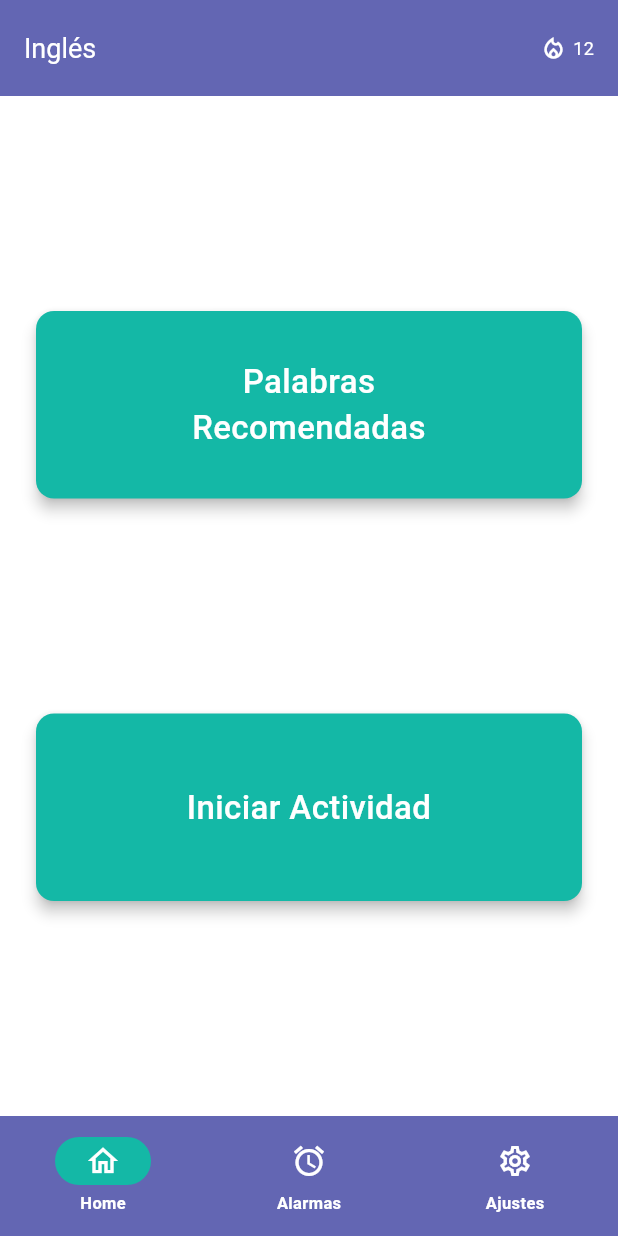
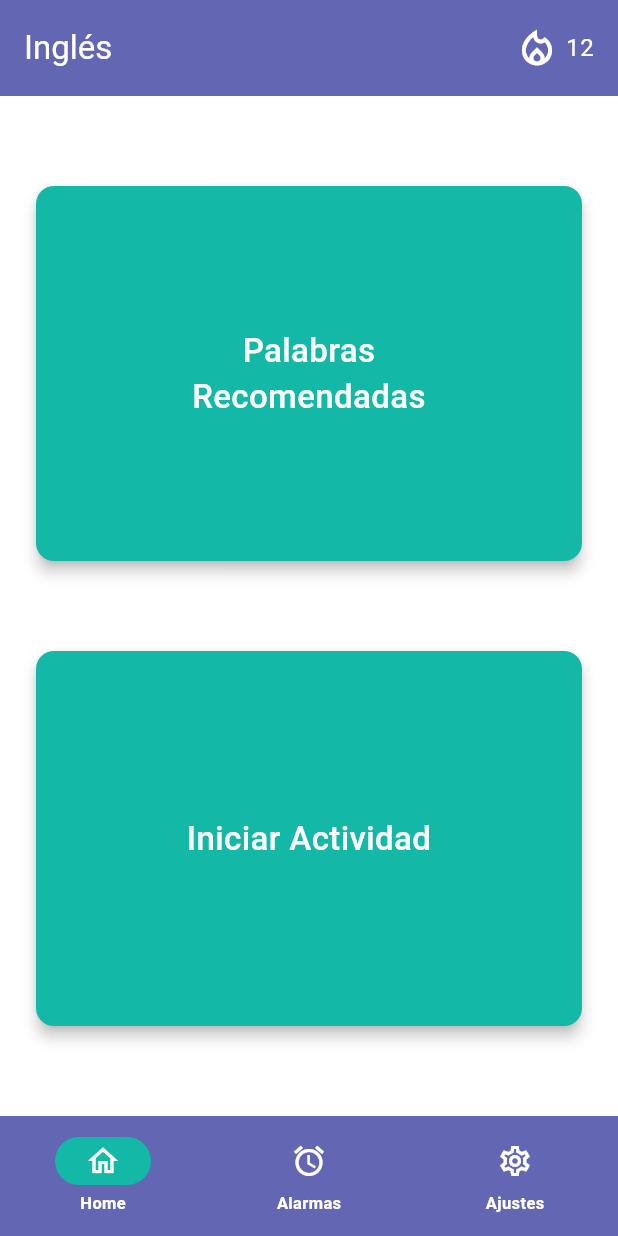
Before and after one commit to JulianaFFF/wordup-movil, a Flutter app: the screen it shows after launch, on a phone screen of 412 x 824 dp. Run offline on Flutter 3.47's test engine with Material 3 defaults, Android fonts, the phone set to English and light mode, and no system bars.

Commit message:
Home page commit

```diff
--- a/lib/screens/home_screen.dart
+++ b/lib/screens/home_screen.dart
@@ -14,12 +14,16 @@ class HomeScreen extends StatelessWidget {
       appBar: AppBar(
         toolbarHeight: 64,
         centerTitle: false,
-        title: const Text('Inglés'),
-        actions: const [
-          Icon(Icons.local_fire_department_outlined, size: 18),
-          SizedBox(width: 4),
-          Text('12', style: TextStyle(color: AppColors.white, fontSize: 12)),
-          SizedBox(width: 16),
+        title: Text('Inglés', style: Theme.of(context).textTheme.titleLarge?.copyWith(
+          color: AppColors.white,
+        )),
+        actions: [
+          const Icon(Icons.local_fire_department_outlined, size: 30),
+          const SizedBox(width: 4),
+          Text('12', style: Theme.of(context).textTheme.bodyLarge?.copyWith(
+            color: AppColors.white,
+          )),
+          const SizedBox(width: 16),
         ],
       ),
       body: Padding(
@@ -27,8 +31,8 @@ class HomeScreen extends StatelessWidget {
         child: Column(
           mainAxisAlignment: MainAxisAlignment.spaceEvenly,
           children: [
-            BigButton(label: 'Palabras\nRecomendadas', onTap: () {}),
-            BigButton(label: 'Iniciar Actividad', onTap: onStartActivity),
+            BigButton(label: 'Palabras\nRecomendadas', onTap: () {}, height: 250, width: 350,),
+            BigButton(label: 'Iniciar Actividad', onTap: onStartActivity, height: 250, width: 350,),
           ],
         ),
       ),
```
